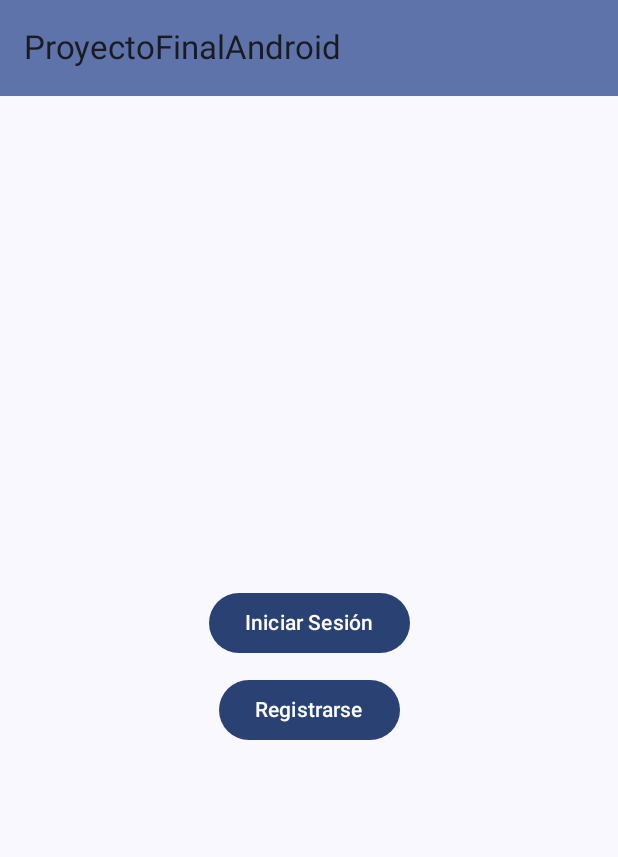
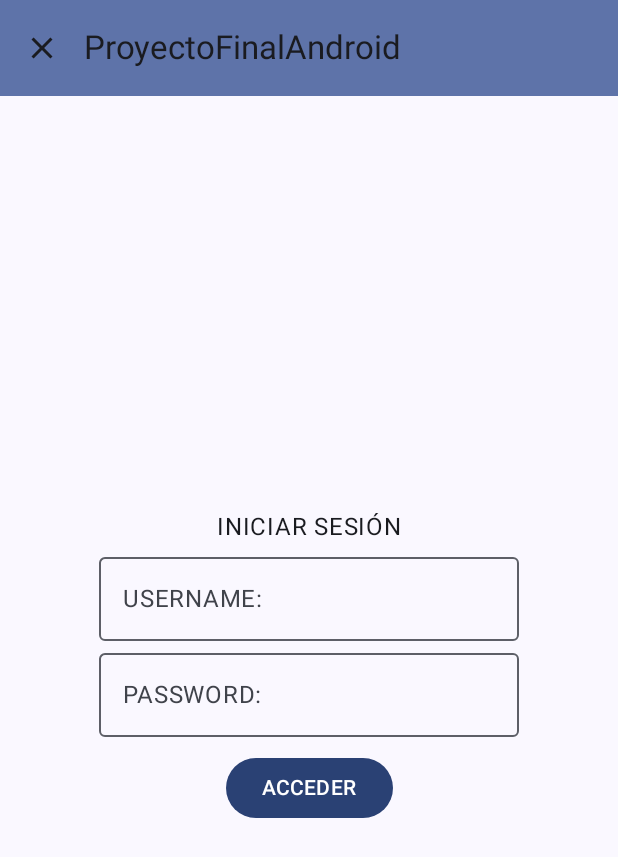
Before and after one commit to EEP-202425/dam_proyecto_android_ada_psp-IsmaelLamriniDAM, an Android app built with Jetpack Compose: the screen it shows after launch (MainActivity), after a tap on "Iniciar Sesión", on a phone screen of 412 x 824 dp. Shown: the top 857 px of the screen. Run offline under Robolectric (Android 15) with nearby library versions, the light colour scheme and no system bars; 1 statement that could not run was skipped.

Commit message:
add pantalla para iniciar sesion

```diff
--- a/frontend/app/src/main/java/com/example/proyectofinalandroid/MainActivity.kt
+++ b/frontend/app/src/main/java/com/example/proyectofinalandroid/MainActivity.kt
@@ -18,7 +18,9 @@ import androidx.compose.material3.TopAppBar
 import androidx.compose.runtime.Composable
 import androidx.compose.ui.Modifier
 import androidx.compose.ui.tooling.preview.Preview
+import androidx.compose.ui.unit.dp
 import com.example.proyectofinalandroid.ui.navegation.TruckApp
+import com.example.proyectofinalandroid.ui.screens.login.LoginScreen
 import com.example.proyectofinalandroid.ui.theme.ProyectoFinalAndroidTheme
 import kotlin.coroutines.coroutineContext
 
@@ -42,6 +44,8 @@ class MainActivity : ComponentActivity() {
 @Composable
 fun GreetingPreview() {
     ProyectoFinalAndroidTheme {
-
+        LoginScreen(
+            modifier = Modifier.fillMaxSize().padding(16.dp),
+        ) { }
     }
 }
--- a/frontend/app/src/main/java/com/example/proyectofinalandroid/ui/navegation/ScreenAppTruck.kt
+++ b/frontend/app/src/main/java/com/example/proyectofinalandroid/ui/navegation/ScreenAppTruck.kt
@@ -32,7 +32,8 @@ import com.example.proyectofinalandroid.ui.screens.trucksss.TruckScreen
 import androidx.compose.material3.FloatingActionButton
 import androidx.compose.runtime.getValue
 import androidx.compose.ui.unit.dp
-import com.example.proyectofinalandroid.ui.screens.register.ScreenButtonRegisterAndLogin
+import com.example.proyectofinalandroid.ui.screens.inicioApp.ScreenButtonRegisterAndLogin
+import com.example.proyectofinalandroid.ui.screens.login.LoginScreen
 
 enum class ScreenAppTruck() {
     Start,
@@ -113,6 +114,15 @@ fun TruckApp() {
                 )
             }
 
+            composable (route = ScreenAppTruck.Login.name) {
+                LoginScreen(
+                    modifier = Modifier.fillMaxSize().padding(16.dp),
+                    onLoginClick = {
+                        navController.navigate("${ScreenAppTruck.List.name}")
+                    }
+                )
+            }
+
             composable (route = ScreenAppTruck.List.name) {
 
                 val uiState = vm.trucksUiState
--- a/frontend/app/src/main/java/com/example/proyectofinalandroid/ui/screens/register/ScreenRegisterAndButton.kt
+++ b/frontend/app/src/main/java/com/example/proyectofinalandroid/ui/screens/inicioApp/ScreenRegisterAndButton.kt
@@ -1,4 +1,4 @@
-package com.example.proyectofinalandroid.ui.screens.register
+package com.example.proyectofinalandroid.ui.screens.inicioApp
 
 import androidx.compose.foundation.layout.Arrangement
 import androidx.compose.foundation.layout.Column
--- /dev/null
+++ b/frontend/app/src/main/java/com/example/proyectofinalandroid/ui/screens/login/LoginScreen.kt
@@ -0,0 +1,56 @@
+package com.example.proyectofinalandroid.ui.screens.login
+
+import androidx.compose.foundation.layout.Arrangement
+import androidx.compose.foundation.layout.Column
+import androidx.compose.foundation.layout.Spacer
+import androidx.compose.foundation.layout.height
+import androidx.compose.material3.Button
+import androidx.compose.material3.OutlinedTextField
+import androidx.compose.material3.Text
+import androidx.compose.runtime.Composable
+import androidx.compose.runtime.mutableStateOf
+import androidx.compose.runtime.remember
+import androidx.compose.ui.Alignment
+import androidx.compose.ui.Modifier
+import androidx.compose.runtime.getValue
+import androidx.compose.runtime.setValue
+import androidx.compose.ui.unit.dp
+
+@Composable
+fun LoginScreen(
+    modifier: Modifier,
+    onLoginClick: () -> Unit
+) {
+    Column (
+        modifier = modifier,
+        verticalArrangement = Arrangement.Center,
+        horizontalAlignment = Alignment.CenterHorizontally
+    )
+    {
+        var nameUser by remember { mutableStateOf("") }
+        var passwordUser by remember { mutableStateOf("") }
+
+
+        Text(text = "INICIAR SESIÓN")
+
+        OutlinedTextField(
+            value = nameUser,
+            onValueChange = {nameUser = it},
+            label = {Text("USERNAME:")}
+        )
+
+        OutlinedTextField(
+            value = passwordUser,
+            onValueChange = {passwordUser = it},
+            label = {Text("PASSWORD:")}
+        )
+
+        Spacer(Modifier.height(10.dp))
+
+        Button(
+            onClick = onLoginClick
+        ) {
+            Text(text = "ACCEDER")
+        }
+    }
+}
```
